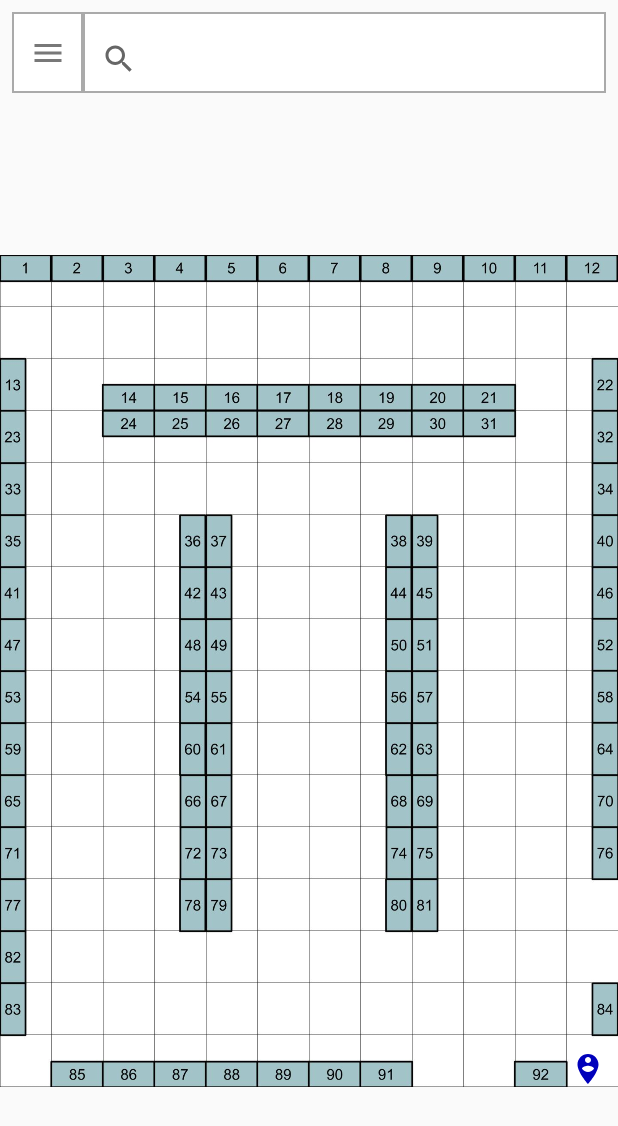
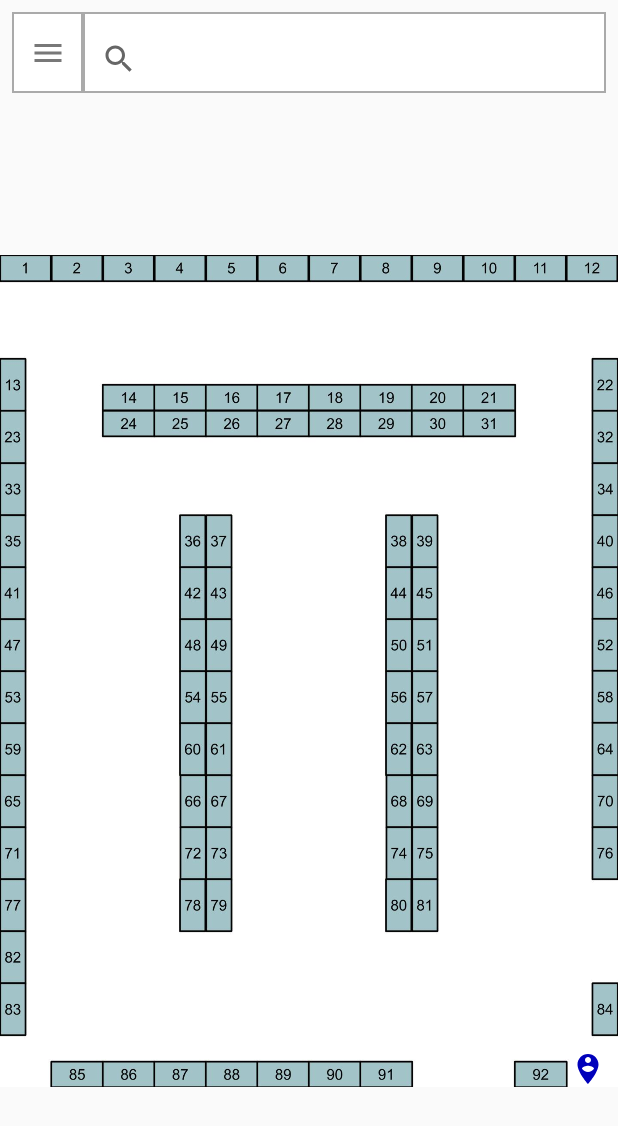
Before and after one commit to sidney-prytherch/WentworthGuidanceApp, an Android app: the MapActivity screen opened directly, with no data from a screen before it, after a tap on an icon or button, on a phone screen of 412 x 824 dp. Shown: the top 1126 px of the screen. Run offline under Robolectric (Android 15) with nearby library versions, the phone set to English and light mode, and no system bars; libraries missing offline, so code that uses them is left out: com.lemmingapex.trilateration, org.apache.commons.

Commit message:
dooooo stuff

```diff
--- a/app/src/main/java/edu/wit/mobileapp/wentworthguidanceapp/MapActivity.java
+++ b/app/src/main/java/edu/wit/mobileapp/wentworthguidanceapp/MapActivity.java
@@ -29,6 +29,7 @@ import java.text.SimpleDateFormat;
 import java.util.Calendar;
 import java.util.Timer;
 import java.util.TimerTask;
+
 import android.app.Activity;
 import android.os.Bundle;
 import android.os.Handler;
@@ -87,7 +88,7 @@ public class MapActivity extends AppCompatActivity
                         sidney = scanResult;
                         break;
                     default:
-                        Log.v("thestuff", ""+scanResult.SSID);
+                        Log.v("thestuff", "" + scanResult.SSID);
                         break;
                 }
 //                Log.d("myapp", scanResult.SSID);
@@ -101,9 +102,9 @@ public class MapActivity extends AppCompatActivity
                         5, 15, calculateDistance(glenn.frequency, glenn.level),
                         11, 0, calculateDistance(nischal.frequency, nischal.level));
             } else {
-                getLocation(0, 0, 8,
-                        11, 0, 4,
-                        8, 15, 16);
+//                getLocation(0, 0, 8,
+//                        11, 0, 4,
+//                        8, 15, 16);
             }
         }
     };
@@ -297,42 +298,45 @@ public class MapActivity extends AppCompatActivity
                     } else if (optimalPaths[i][j] == null) {
                         str1 += "    ";
                     } else {
-                        str1 += (optimalPaths[i][j].distanceToDest < 10 ? "--" + optimalPaths[i][j].distanceToDest + "-" : "-" + optimalPaths[i][j].distanceToDest + "-");
+                        str1 += (optimalPaths[i][j].distanceToDest < 10 ? "| " + optimalPaths[i][j].distanceToDest + " " : "|" + optimalPaths[i][j].distanceToDest + " ");
+
                     }
                 }
                 str1 += "\n";
             }
-//            Log.v("myapp", str1);
+            Log.v("myapp", str1);
             String str2 = "a\n";
             for (int j = 0; j < GRID_HEIGHT; j++) {
                 for (int i = 0; i < GRID_WIDTH; i++) {
                     if (grid[i][j].isProject) {
-                        str2 += "███";
+                        str2 += "████";
                     } else if (optimalPaths[i][j] == null) {
-                        str2 += "   ";
+                        str2 += "    ";
                     } else {
-                        str2 += (optimalPaths[i][j].turnCountToDest < 10 ? "-" + optimalPaths[i][j].turnCountToDest + "-" : "-" + optimalPaths[i][j].turnCountToDest);
+                        str2 += (optimalPaths[i][j].turnCountToDest < 10 ? "| " + optimalPaths[i][j].turnCountToDest + " " : "| " + optimalPaths[i][j].turnCountToDest);
+
                     }
                 }
                 str2 += "\n";
             }
-//            Log.v("myapp", str2);
+            Log.v("myapp", str2);
             String str3 = "a\n";
             for (int j = 0; j < GRID_HEIGHT; j++) {
                 for (int i = 0; i < GRID_WIDTH; i++) {
                     if (grid[i][j].isProject) {
-                        str3 += "███";
+                        str3 += "████";
                     } else if (optimalPaths[i][j] == null) {
-                        str3 += "   ";
+                        str3 += "    ";
                     } else {
-                        str3 += (optimalPaths[i][j].direction == Direction.RIGHT ? " → " :
-                                optimalPaths[i][j].direction == Direction.DOWN ? " ↓ " :
-                                        optimalPaths[i][j].direction == Direction.UP ? " ↑ " : " ← ");
+                        str3 += (optimalPaths[i][j].direction == Direction.RIGHT ? "| → " :
+                                optimalPaths[i][j].direction == Direction.DOWN ? "| ↓ " :
+                                        optimalPaths[i][j].direction == Direction.UP ? "| ↑ " : "| ← ");
+
                     }
                 }
                 str3 += "\n";
             }
-//            Log.v("myapp", str3);
+            Log.v("myapp", str3);
             paintPath();
         }
     }
@@ -452,60 +456,77 @@ public class MapActivity extends AppCompatActivity
         return 20 * (Math.log10(freq) + Math.abs(db)) - 27.55;
     }
 
-    private Coord getCordinate(double x1, double y1, double r1,
-                               double x2, double y2, double r2,
-                               double x3, double y3, double r3) {
-
-
-
-        double delta = 4 * (((x1 - x2) * (y1 - y2)) - ((x1 - x3) * (y1 - y2)));
-        double a = Math.pow(r2, 2) - Math.pow(r1, 2) - Math.pow(x2, 2) + Math.pow(x1, 2) - Math.pow(y2, 2) + Math.pow(y1, 2);
-        double b = Math.pow(r3, 2) - Math.pow(r1, 2) - Math.pow(x3, 2) + Math.pow(x1, 2) - Math.pow(y3, 2) + Math.pow(y1, 2);
-
-        double x = (1 / delta) * (2 * a * (y1 - y3) - 2 * b * (y1 - y2));
-        double y = (1 / delta) * (2 * b * (x1 - x2) - 2 * a * (x1 - x2));
-
-        double x12 = x1 * x1;
-        double x22 = x2 * x2;
-        double x32 = x3 * x3;
-        double y12 = y1 * y1;
-        double y22 = y2 * y2;
-        double y32 = y3 * y3;
-        double r12 = r1 * r1;
-        double r22 = r2 * r2;
-        double r32 = r3 * r3;
-        double locy = ((x2 - x3)*((x22-x12)+(y22-y12)+(r12-r22))-(x1-x2) * ((x32-x22) + (y32-y22) + (r22-r32)))/(2 * ((y1-y2)*(x2-x3)-(y2-y3)*(x1-x2)));
-        double locx = ((y2 - y3)*((y22-y12)+(x22-x12)+(r12-r22))-(y1-y2) * ((y32-y22) + (x32-x22) + (r22-r32)))/(2 * ((x1-x2)*(y2-y3)-(x2-x3)*(y1-y2)));
-
-
-        Log.v("myapp", ""+locx);
-        Log.v("myapp", ""+locy);
-        Log.v("myapp", "" + r1 + ", " + r2 + ", " + r3);
-
-        x = Math.min(11, Math.max(0, (int) -locx));
-        y = Math.min(15, Math.max(0, (int) -locy));
-
-
-
-        updateLocation((int) x, (int) y);
-
-        Coord coord = new Coord((int) x, (int) y);
-
-        return coord;
-    }
+//    private Coord getCordinate(double x1, double y1, double r1,
+//                               double x2, double y2, double r2,
+//                               double x3, double y3, double r3) {
+//
+//
+//
+//        double delta = 4 * (((x1 - x2) * (y1 - y2)) - ((x1 - x3) * (y1 - y2)));
+//        double a = Math.pow(r2, 2) - Math.pow(r1, 2) - Math.pow(x2, 2) + Math.pow(x1, 2) - Math.pow(y2, 2) + Math.pow(y1, 2);
+//        double b = Math.pow(r3, 2) - Math.pow(r1, 2) - Math.pow(x3, 2) + Math.pow(x1, 2) - Math.pow(y3, 2) + Math.pow(y1, 2);
+//
+//        double x = (1 / delta) * (2 * a * (y1 - y3) - 2 * b * (y1 - y2));
+//        double y = (1 / delta) * (2 * b * (x1 - x2) - 2 * a * (x1 - x2));
+//
+//        double x12 = x1 * x1;
+//        double x22 = x2 * x2;
+//        double x32 = x3 * x3;
+//        double y12 = y1 * y1;
+//        double y22 = y2 * y2;
+//        double y32 = y3 * y3;
+//        double r12 = r1 * r1;
+//        double r22 = r2 * r2;
+//        double r32 = r3 * r3;
+//        double locy = ((x2 - x3)*((x22-x12)+(y22-y12)+(r12-r22))-(x1-x2) * ((x32-x22) + (y32-y22) + (r22-r32)))/(2 * ((y1-y2)*(x2-x3)-(y2-y3)*(x1-x2)));
+//        double locx = ((y2 - y3)*((y22-y12)+(x22-x12)+(r12-r22))-(y1-y2) * ((y32-y22) + (x32-x22) + (r22-r32)))/(2 * ((x1-x2)*(y2-y3)-(x2-x3)*(y1-y2)));
+//
+//
+//        Log.v("myapp", ""+locx);
+//        Log.v("myapp", ""+locy);
+//        Log.v("myapp", "" + r1 + ", " + r2 + ", " + r3);
+//
+//        x = Math.min(11, Math.max(0, (int) -locx));
+//        y = Math.min(15, Math.max(0, (int) -locy));
+//
+//
+//
+//        updateLocation((int) x, (int) y);
+//
+//        Coord coord = new Coord((int) x, (int) y);
+//
+//        return coord;
+//    }
 
     private Coord getLocation(double x1, double y1, double r1,
                               double x2, double y2, double r2,
                               double x3, double y3, double r3) {
-        double[][] positions = new double[][] { { x1, y1 }, {x2, y2 }, { x3, y3 } };
-        double[] distances = new double[] { r1, r2, r3 };
+        double[][] positions = new double[][]{{x1, y1}, {x2, y2}, {x3, y3}};
+        double[] distances = new double[]{r1, r2, r3};
 
         NonLinearLeastSquaresSolver solver = new NonLinearLeastSquaresSolver(new TrilaterationFunction(positions, distances), new LevenbergMarquardtOptimizer());
         LeastSquaresOptimizer.Optimum optimum = solver.solve();
 
 // the answer
         double[] centroid = optimum.getPoint().toArray();
-        Coord coord = new Coord((int)centroid[0], (int)centroid[1]);
+        Coord coord = new Coord((int) centroid[0], (int) centroid[1]);
+        int upOrDown = 0;
+        int leftOrRight = 0;
+        if (Math.abs(currentLocation.x - centroid[0]) > 2) {
+            if (currentLocation.x > centroid[0]) {
+                upOrDown = -1;
+            } else {
+                upOrDown = 1;
+            }
+        }
+        if (Math.abs(currentLocation.y - centroid[1]) > 2) {
+            if (currentLocation.y > centroid[1]) {
+                leftOrRight = -1;
+            } else {
+                leftOrRight = 1;
+            }
+        }
+        updateLocation(currentLocation.x + upOrDown, currentLocation.y + leftOrRight);
         return coord;
     }
 
--- a/app/src/main/res/layout/content_map.xml
+++ b/app/src/main/res/layout/content_map.xml
@@ -13,7 +13,7 @@
     <ImageView
         android:layout_width="0dp"
         android:layout_height="0dp"
-        android:background="@drawable/map_with_grid"
+        android:background="@drawable/map_without_grid"
         app:layout_constraintBottom_toBottomOf="@id/buttonTableLayout"
         app:layout_constraintTop_toTopOf="@id/buttonTableLayout"
         app:layout_constraintStart_toStartOf="@id/buttonTableLayout"
--- a/app/src/main/res/menu/activity_map_drawer.xml
+++ b/app/src/main/res/menu/activity_map_drawer.xml
@@ -162,6 +162,132 @@
             <item
                 android:id="@+id/p50"
                 android:title="Project 50" />
+            <item
+            android:id="@+id/p51"
+            android:title="Project 51" />
+            <item
+                android:id="@+id/p52"
+                android:title="Project 52" />
+            <item
+                android:id="@+id/p53"
+                android:title="Project 53" />
+            <item
+                android:id="@+id/p54"
+                android:title="Project 54" />
+            <item
+                android:id="@+id/p55"
+                android:title="Project 55" />
+            <item
+                android:id="@+id/p56"
+                android:title="Project 56" />
+            <item
+                android:id="@+id/p57"
+                android:title="Project 57" />
+            <item
+                android:id="@+id/p58"
+                android:title="Project 58" />
+            <item
+                android:id="@+id/p59"
+                android:title="Project 59" />
+            <item
+                android:id="@+id/p60"
+                android:title="Project 60" />
+            <item
+                android:id="@+id/p61"
+                android:title="Project 61" />
+            <item
+                android:id="@+id/p62"
+                android:title="Project 62" />
+            <item
+                android:id="@+id/p63"
+                android:title="Project 63" />
+            <item
+                android:id="@+id/p64"
+                android:title="Project 64" />
+            <item
+                android:id="@+id/p65"
+                android:title="Project 65" />
+            <item
+                android:id="@+id/p66"
+                android:title="Project 66" />
+            <item
+                android:id="@+id/p67"
+                android:title="Project 67" />
+            <item
+                android:id="@+id/p68"
+                android:title="Project 68" />
+            <item
+                android:id="@+id/p69"
+                android:title="Project 69" />
+            <item
+                android:id="@+id/p70"
+                android:title="Project 70" />
+            <item
+                android:id="@+id/p71"
+                android:title="Project 71" />
+            <item
+                android:id="@+id/p72"
+                android:title="Project 72" />
+            <item
+                android:id="@+id/p73"
+                android:title="Project 73" />
+            <item
+                android:id="@+id/p74"
+                android:title="Project 74" />
+            <item
+                android:id="@+id/p75"
+                android:title="Project 75" />
+            <item
+                android:id="@+id/p76"
+                android:title="Project 76" />
+            <item
+                android:id="@+id/p77"
+                android:title="Project 77" />
+            <item
+                android:id="@+id/p78"
+                android:title="Project 78" />
+            <item
+                android:id="@+id/p79"
+                android:title="Project 79" />
+            <item
+                android:id="@+id/p80"
+                android:title="Project 80" />
+            <item
+                android:id="@+id/p81"
+                android:title="Project 81" />
+            <item
+                android:id="@+id/p82"
+                android:title="Project 82" />
+            <item
+                android:id="@+id/p83"
+                android:title="Project 83" />
+            <item
+                android:id="@+id/p84"
+                android:title="Project 84" />
+            <item
+                android:id="@+id/p85"
+                android:title="Project 85" />
+            <item
+                android:id="@+id/p86"
+                android:title="Project 86" />
+            <item
+                android:id="@+id/p87"
+                android:title="Project 87" />
+            <item
+                android:id="@+id/p88"
+                android:title="Project 88" />
+            <item
+                android:id="@+id/p89"
+                android:title="Project 89" />
+            <item
+                android:id="@+id/p90"
+                android:title="Project 90" />
+            <item
+                android:id="@+id/p91"
+                android:title="Project 91" />
+            <item
+                android:id="@+id/p92"
+                android:title="Project 92" />
         </menu>
     </item>
 
```
